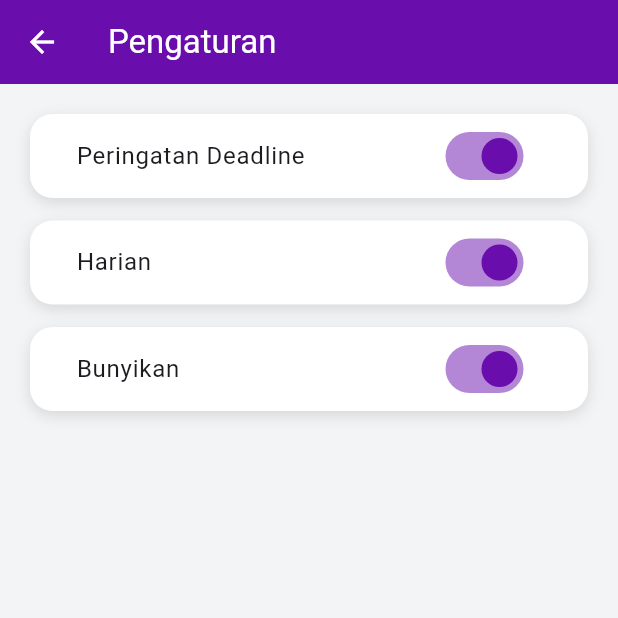
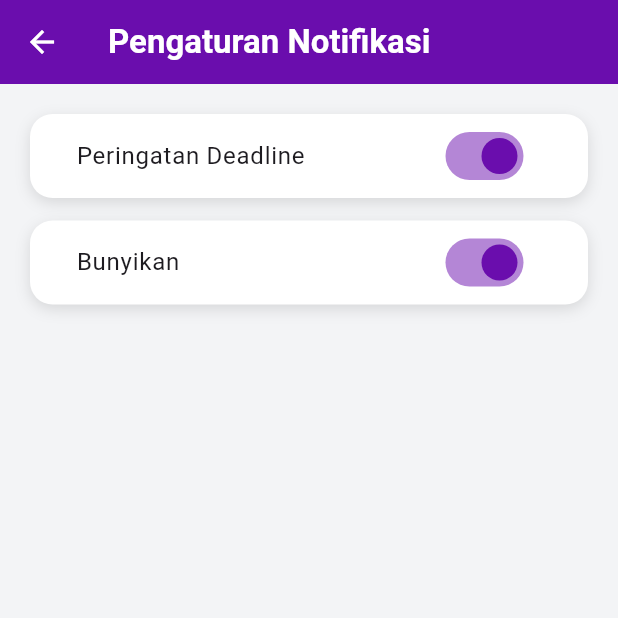
Before and after one commit to Hoshinovaa/study-planner-main, a Flutter app: the SettingsScreen screen opened by its route, on a phone screen of 412 x 824 dp, the top half of it. Run offline on Flutter 3.47's test engine with Material 3 defaults, Android fonts, the phone set to English and light mode, and no system bars; our stand-ins replace cloud_firestore, firebase_auth, firebase_core, flutter_local_notifications, geocoding, geolocator and 3 more; accounts and stored records are empty.

Commit message:
fix notif selesai

```diff
--- a/lib/screens/setting_screen.dart
+++ b/lib/screens/setting_screen.dart
@@ -52,8 +52,8 @@ class _SettingsScreenState extends State<SettingsScreen> {
           onPressed: () => Navigator.pop(context),
         ),
         title: const Text(
-          "Pengaturan",
-          style: TextStyle(color: Colors.white),
+          "Pengaturan Notifikasi",
+          style: TextStyle(color: Colors.white, fontWeight: FontWeight.bold),
         ),
       ),
 
@@ -67,11 +67,6 @@ class _SettingsScreenState extends State<SettingsScreen> {
               (val) => setState(() => deadline = val),
             ),
             buildSwitch(
-              "Harian",
-              harian,
-              (val) => setState(() => harian = val),
-            ),
-            buildSwitch(
               "Bunyikan",
               bunyikan,
               (val) => setState(() => bunyikan = val),
--- a/lib/screens/task_list_screen.dart
+++ b/lib/screens/task_list_screen.dart
@@ -88,7 +88,7 @@ class _TaskListScreenState extends State<TaskListScreen> {
             return const Center(
               child: Text(
                 "Belum ada tugas",
-                style: TextStyle(fontSize: 16),
+                style: TextStyle(fontSize: 16, color: Colors.grey),
               ),
             );
           }
```
Also changed, not shown: lib/screens/schedule_screen.dart (+8 -3 lines), lib/widgets/task_card.dart (+16 -2 lines).
